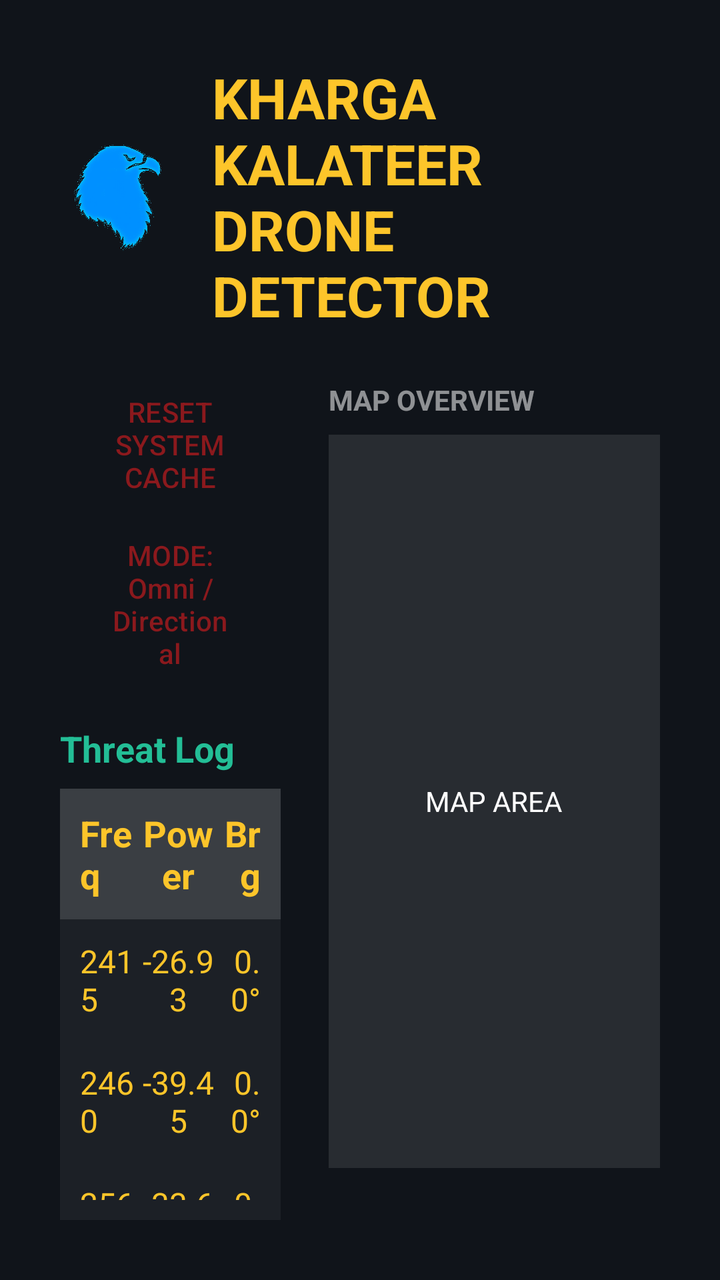
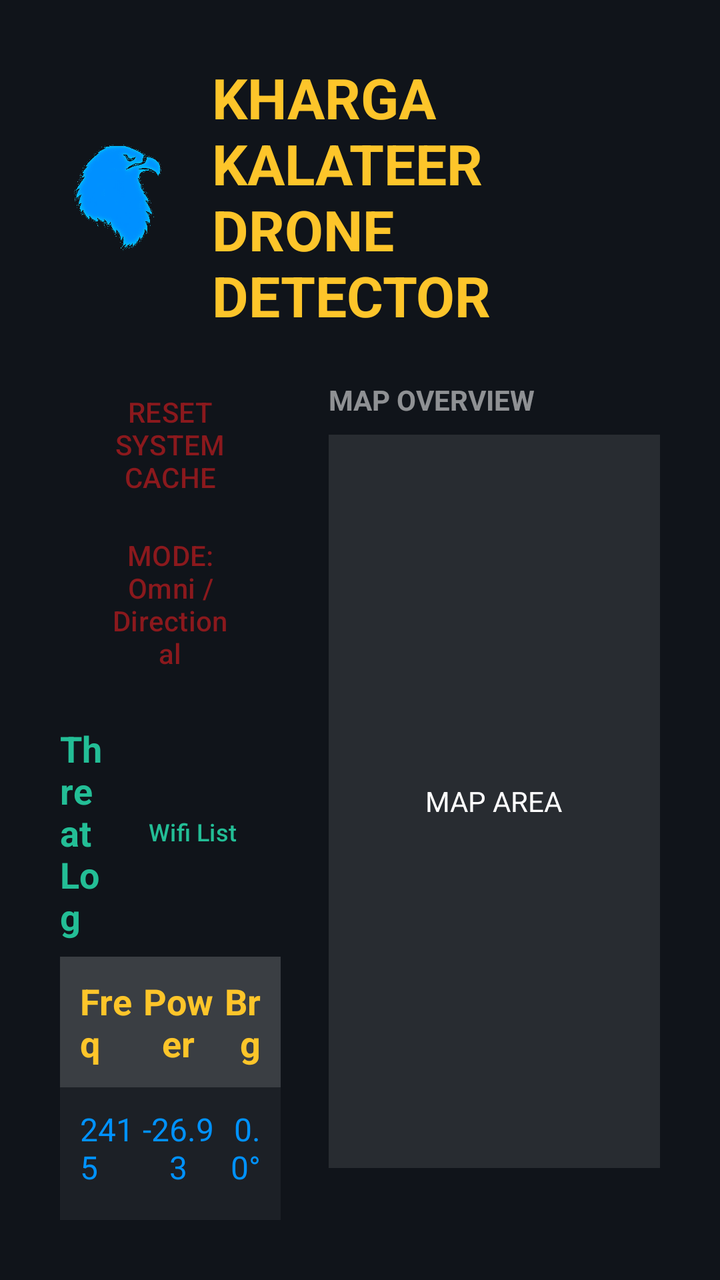

An Android layout rendered at two revisions. The XML below is the earlier revision; the diff shows what the commit changed to produce the second picture.
<!-- AndroidManifest.xml: application theme Theme.DroneDetector -->
<!-- res/layout/activity_main.xml -->
<?xml version="1.0" encoding="utf-8"?>
<LinearLayout
    xmlns:android="http://schemas.android.com/apk/res/android"
    android:id="@+id/main"
    android:layout_width="match_parent"
    android:layout_height="match_parent"
    android:background="@color/dark_background"
    android:orientation="vertical"
    android:padding="30dp">

    <LinearLayout
        android:layout_width="match_parent"
        android:layout_height="wrap_content"
        android:gravity="center_vertical"
        android:orientation="horizontal"
        android:paddingBottom="24dp">

        <ImageView
            android:layout_width="60dp"
            android:layout_height="60dp"
            android:src="@drawable/eagle" />

        <TextView
            android:layout_width="wrap_content"
            android:layout_height="wrap_content"
            android:layout_marginStart="16dp"
            android:text="KHARGA KALATEER DRONE DETECTOR"
            android:textColor="@color/primary_yellow"
            android:textSize="28sp"
            android:textStyle="bold" />
    </LinearLayout>

    <LinearLayout
        android:layout_width="match_parent"
        android:layout_height="0dp"
        android:layout_weight="1"
        android:orientation="horizontal">

        <LinearLayout
            android:layout_width="0dp"
            android:layout_height="match_parent"
            android:layout_weight="0.4"
            android:orientation="vertical">

            <Button
                android:layout_width="match_parent"
                android:layout_height="wrap_content"
                android:layout_marginBottom="8dp"
                android:backgroundTint="@color/dark_background"
                android:text="RESET SYSTEM CACHE"
                android:textColor="@color/border_red"
                android:textSize="14sp"
                style="@style/Widget.Material3.Button.OutlinedButton" />

            <Button
                android:layout_width="match_parent"
                android:layout_height="wrap_content"
                android:backgroundTint="@color/dark_background"
                android:text="MODE: Omni / Directional"
                android:textColor="@color/border_red"
                android:textSize="14sp"
                style="@style/Widget.Material3.Button.OutlinedButton" />

            <TextView
                android:layout_width="wrap_content"
                android:layout_height="wrap_content"
                android:layout_marginTop="20dp"
                android:text="Threat Log"
                android:textColor="@color/accent_green"
                android:textSize="18sp"
                android:textStyle="bold" />

            <TableLayout
                android:layout_width="match_parent"
                android:layout_height="wrap_content"
                android:layout_marginTop="8dp"
                android:shrinkColumns="*"
                android:stretchColumns="*"
                android:background="#0DFFFFFF">

                <TableRow
                    android:padding="10dp"
                    android:background="#22FFFFFF">
                    <TextView android:text="Freq" android:textColor="@color/primary_yellow" android:textStyle="bold" android:textSize="18sp" android:layout_weight="1" />
                    <TextView android:text="Power" android:textColor="@color/primary_yellow" android:textStyle="bold" android:textSize="18sp" android:gravity="center" android:layout_weight="1" />
                    <TextView android:text="Brg" android:textColor="@color/primary_yellow" android:textStyle="bold" android:textSize="18sp" android:gravity="end" android:layout_weight="1" />
                </TableRow>

                <TableRow android:padding="10dp">
                    <TextView android:text="2415" android:textColor="@color/primary_yellow" android:textSize="16sp" android:layout_weight="1" />
                    <TextView android:text="-26.93" android:textColor="@color/primary_yellow" android:textSize="16sp" android:gravity="center" android:layout_weight="1" />
                    <TextView android:text="0.0°" android:textColor="@color/primary_yellow" android:textSize="16sp" android:gravity="end" android:layout_weight="1" />
                </TableRow>

                <TableRow android:padding="10dp">
                    <TextView android:text="2460" android:textColor="@color/primary_yellow" android:textSize="16sp" android:layout_weight="1" />
                    <TextView android:text="-39.45" android:textColor="@color/primary_yellow" android:textSize="16sp" android:gravity="center" android:layout_weight="1" />
                    <TextView android:text="0.0°" android:textColor="@color/primary_yellow" android:textSize="16sp" android:gravity="end" android:layout_weight="1" />
                </TableRow>

                <TableRow android:padding="10dp">
                    <TextView android:text="2560" android:textColor="@color/primary_yellow" android:textSize="16sp" android:layout_weight="1" />
                    <TextView android:text="-33.64" android:textColor="@color/primary_yellow" android:textSize="16sp" android:gravity="center" android:layout_weight="1" />
                    <TextView android:text="0.0°" android:textColor="@color/primary_yellow" android:textSize="16sp" android:gravity="end" android:layout_weight="1" />
                </TableRow>
            </TableLayout>

            <TextView
                android:layout_width="wrap_content"
                android:layout_height="wrap_content"
                android:layout_marginTop="20dp"
                android:text="Spectrum Analyzer"
                android:textColor="@color/primary_yellow"
                android:textSize="16sp" />

            <View
                android:layout_width="match_parent"
                android:layout_height="100dp"
                android:layout_marginTop="8dp"
                android:background="#1AFFFFFF" />
        </LinearLayout>

        <View
            android:layout_width="24dp"
            android:layout_height="match_parent" />

        <LinearLayout
            android:layout_width="0dp"
            android:layout_height="match_parent"
            android:layout_weight="0.6"
            android:orientation="vertical">

            <TextView
                android:layout_width="wrap_content"
                android:layout_height="wrap_content"
                android:text="MAP OVERVIEW"
                android:textColor="#88FFFFFF"
                android:textSize="14sp"
                android:textStyle="bold"
                android:paddingBottom="8dp" />

            <FrameLayout
                android:id="@+id/mapContainer"
                android:layout_width="match_parent"
                android:layout_height="match_parent"
                android:layout_marginBottom="26dp"
                android:background="#1AFFFFFF">

                <TextView
                    android:layout_width="wrap_content"
                    android:layout_height="wrap_content"
                    android:layout_gravity="center"
                    android:text="MAP AREA"
                    android:textColor="#FFFFFF" />
            </FrameLayout>
        </LinearLayout>

    </LinearLayout>

</LinearLayout>
<!-- resources referenced by this layout -->
<resources>
  <color name="accent_green">#23BE96</color>
  <color name="border_red">#8B191D</color>
  <color name="dark_background">#10141A</color>
  <color name="primary_yellow">#FDC52A</color>
  <!-- drawable eagle: png bitmap (drawable, 258037 bytes) -->
  <style name="Theme.DroneDetector" parent="Base.Theme.DroneDetector" />
  <style name="Base.Theme.DroneDetector" parent="Theme.Material3.DayNight.NoActionBar">
  
          <item name="android:windowBackground">@color/dark_background</item>
          
          
      </style>
</resources>

<!-- the commit's change to res/layout/activity_main.xml (unified diff, before → after) -->
@@ -61,14 +61,34 @@
                 android:textSize="14sp"
                 style="@style/Widget.Material3.Button.OutlinedButton" />
 
-            <TextView
-                android:layout_width="wrap_content"
+            <LinearLayout
+                android:layout_width="match_parent"
                 android:layout_height="wrap_content"
                 android:layout_marginTop="20dp"
-                android:text="Threat Log"
-                android:textColor="@color/accent_green"
-                android:textSize="18sp"
-                android:textStyle="bold" />
+                android:gravity="center_vertical"
+                android:orientation="horizontal">
+
+                <TextView
+                    android:layout_width="0dp"
+                    android:layout_height="wrap_content"
+                    android:layout_weight="1"
+                    android:text="Threat Log"
+                    android:textColor="@color/accent_green"
+                    android:textSize="18sp"
+                    android:textStyle="bold" />
+
+                <Button
+                    android:id="@+id/btnWifiList"
+                    android:layout_width="wrap_content"
+                    android:layout_height="wrap_content"
+                    android:backgroundTint="@color/dark_background"
+                    android:text="Wifi List"
+                    android:textColor="@color/accent_green"
+                    android:textSize="12sp"
+                    style="@style/Widget.Material3.Button.OutlinedButton"
+                    android:minHeight="32dp"
+                    android:paddingHorizontal="12dp" />
+            </LinearLayout>
 
             <TableLayout
                 android:layout_width="match_parent"
@@ -87,21 +107,21 @@
                 </TableRow>
 
                 <TableRow android:padding="10dp">
-                    <TextView android:text="2415" android:textColor="@color/primary_yellow" android:textSize="16sp" android:layout_weight="1" />
-                    <TextView android:text="-26.93" android:textColor="@color/primary_yellow" android:textSize="16sp" android:gravity="center" android:layout_weight="1" />
-                    <TextView android:text="0.0°" android:textColor="@color/primary_yellow" android:textSize="16sp" android:gravity="end" android:layout_weight="1" />
+                    <TextView android:text="2415" android:textColor="@color/table_blue" android:textSize="16sp" android:layout_weight="1" />
+                    <TextView android:text="-26.93" android:textColor="@color/table_blue" android:textSize="16sp" android:gravity="center" android:layout_weight="1" />
+                    <TextView android:text="0.0°" android:textColor="@color/table_blue" android:textSize="16sp" android:gravity="end" android:layout_weight="1" />
                 </TableRow>
 
                 <TableRow android:padding="10dp">
-                    <TextView android:text="2460" android:textColor="@color/primary_yellow" android:textSize="16sp" android:layout_weight="1" />
-                    <TextView android:text="-39.45" android:textColor="@color/primary_yellow" android:textSize="16sp" android:gravity="center" android:layout_weight="1" />
-                    <TextView android:text="0.0°" android:textColor="@color/primary_yellow" android:textSize="16sp" android:gravity="end" android:layout_weight="1" />
+                    <TextView android:text="2460" android:textColor="@color/table_blue" android:textSize="16sp" android:layout_weight="1" />
+                    <TextView android:text="-39.45" android:textColor="@color/table_blue" android:textSize="16sp" android:gravity="center" android:layout_weight="1" />
+                    <TextView android:text="0.0°" android:textColor="@color/table_blue" android:textSize="16sp" android:gravity="end" android:layout_weight="1" />
                 </TableRow>
 
                 <TableRow android:padding="10dp">
-                    <TextView android:text="2560" android:textColor="@color/primary_yellow" android:textSize="16sp" android:layout_weight="1" />
-                    <TextView android:text="-33.64" android:textColor="@color/primary_yellow" android:textSize="16sp" android:gravity="center" android:layout_weight="1" />
-                    <TextView android:text="0.0°" android:textColor="@color/primary_yellow" android:textSize="16sp" android:gravity="end" android:layout_weight="1" />
+                    <TextView android:text="2560" android:textColor="@color/table_blue" android:textSize="16sp" android:layout_weight="1" />
+                    <TextView android:text="-33.64" android:textColor="@color/table_blue" android:textSize="16sp" android:gravity="center" android:layout_weight="1" />
+                    <TextView android:text="0.0°" android:textColor="@color/table_blue" android:textSize="16sp" android:gravity="end" android:layout_weight="1" />
                 </TableRow>
             </TableLayout>
 
<!-- resource entries referenced after the edit -->
@@ -4,6 +4,7 @@
   <color name="border_red">#8B191D</color>
   <color name="dark_background">#10141A</color>
   <color name="primary_yellow">#FDC52A</color>
+  <color name="table_blue">#0092ff</color>
   <!-- drawable eagle: png bitmap (drawable, 258037 bytes) -->
   <style name="Theme.DroneDetector" parent="Base.Theme.DroneDetector" />
   <style name="Base.Theme.DroneDetector" parent="Theme.Material3.DayNight.NoActionBar">
